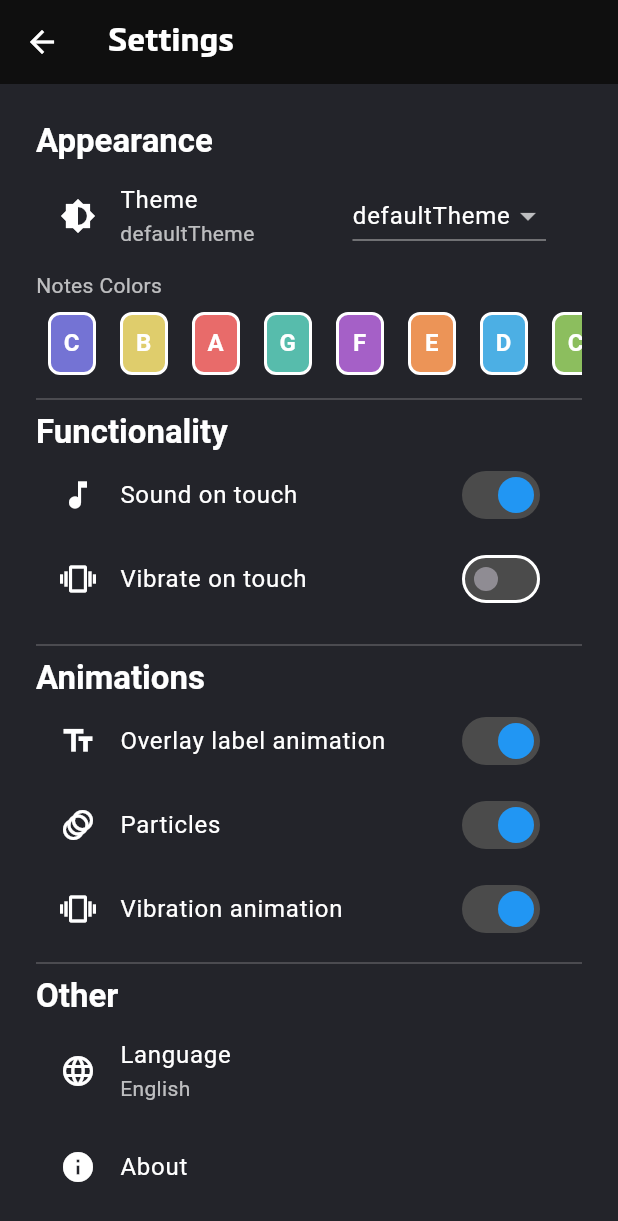
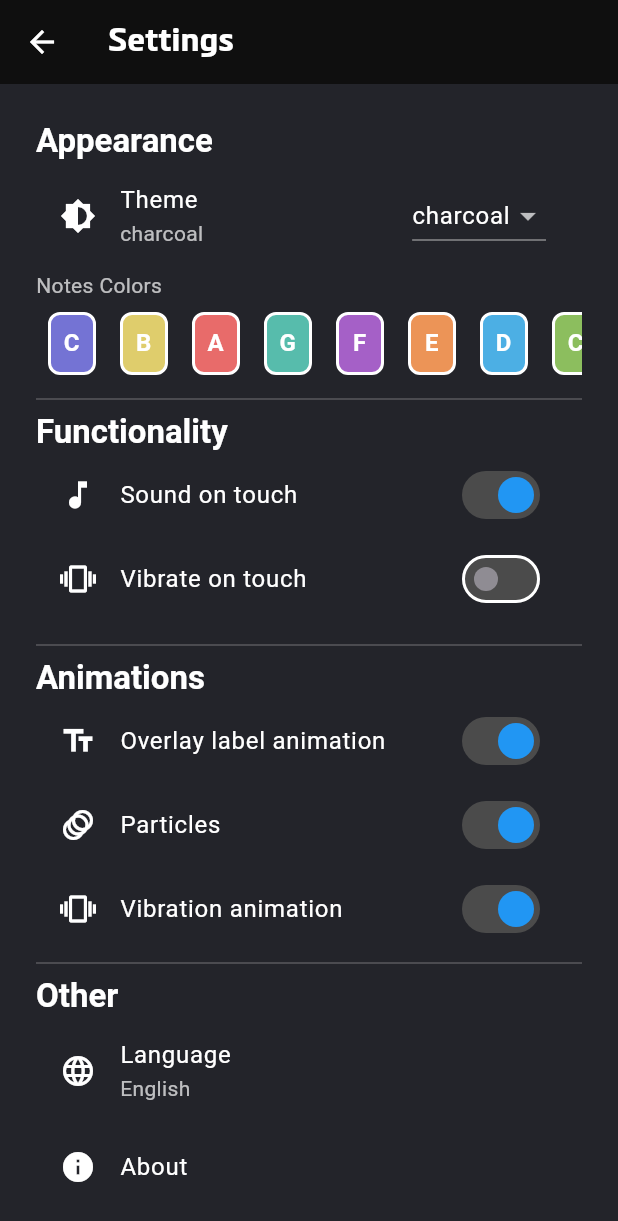
Before and after one commit to Eduar2TC/xylophone, a Flutter app: the screen it shows after launch, after a tap on the "settings" icon, on a phone screen of 412 x 824 dp. Shown: the top 1221 px of the screen. Run offline on Flutter 3.47's test engine with Material 3 defaults, Android fonts, the phone set to English and light mode, and no system bars; our stand-ins replace audioplayers, flutter_colorpicker, shared_preferences; missing offline and left inert: flutter_shake_animated.

Commit message:
refactor: Theme system improvements and localization updates
- Implement Material 3 dark theme with charcoal theme
- Add theme provider extension pattern
- Fix dark mode icon visibility
- Update localization files

```diff
--- a/lib/core/constants/app_themes.dart
+++ b/lib/core/constants/app_themes.dart
@@ -1,7 +1,7 @@
 import 'package:flutter/material.dart';
 
 class AppThemes {
-  static final ThemeData defaultTheme = ThemeData(
+  static final ThemeData charcoal = ThemeData(
     brightness: Brightness.dark,
     primaryColor: const Color(0xFF23242a),
     scaffoldBackgroundColor: const Color(0xFF23242a),
--- a/lib/core/l10n/arb/intl_en.arb
+++ b/lib/core/l10n/arb/intl_en.arb
@@ -21,6 +21,8 @@
   "reset_colors": "Reset colors?",
   "are_you_sure_you_want_to_reset_the_colors_of_the_notes": "Are you sure you want to reset the colors of the notes?",
   "note_label_animation": "Overlay label animation",
-  "other": "Other"
+  "other": "Other",
+  "particles": "Particles",
+  "vibration_animation": "Vibration animation"
 
 }
--- a/lib/core/l10n/arb/intl_es.arb
+++ b/lib/core/l10n/arb/intl_es.arb
@@ -21,5 +21,7 @@
   "reset_colors": "¿Restablecer colores?",
   "are_you_sure_you_want_to_reset_the_colors_of_the_notes": "¿Estás seguro de que deseas restablecer los colores de las notas?",
   "note_label_animation": "Animación de letra de la nota",
-  "other": "Otro"
+  "other": "Otro",
+  "particles": "Particulas",
+  "vibration_animation": "Animación de Vibración"
 }
--- a/lib/providers/notes_provider.dart
+++ b/lib/providers/notes_provider.dart
@@ -4,7 +4,7 @@ import 'package:xylophone/core/helpers/prefs_helper.dart';
 import 'package:xylophone/core/models/note_data.dart';
 
 class NotesProvider extends ChangeNotifier {
-  List<NoteData> notes = List<NoteData>.from(noteList); //TODO: Make persistent from SharedPreferences
+  List<NoteData> notes = List<NoteData>.from(noteList);
 
   NotesProvider() {
     lodadColors();
--- a/lib/providers/theme_provider.dart
+++ b/lib/providers/theme_provider.dart
@@ -2,22 +2,79 @@ import 'package:flutter/material.dart';
 import 'package:xylophone/core/constants/app_themes.dart';
 import 'package:xylophone/core/helpers/prefs_helper.dart';
 
-enum AppTheme { defaultTheme, light, dark, system, ocean }
+enum AppTheme { charcoal, light, dark, system, ocean }
+
+extension AppThemeExtension on AppTheme {
+  String get storageKey => toString().split('.').last;
+
+  static AppTheme fromStorageKey(String key) =>
+      AppTheme.values.firstWhere(
+        (e) => e.storageKey == key,
+        orElse: () => AppTheme.charcoal,
+      );
+}
 
 class ThemeProvider extends ChangeNotifier {
-  AppTheme _currentTheme = AppTheme.defaultTheme;
+  static final Map<AppTheme, ThemeData> _themeMap = {
+    AppTheme.charcoal: AppThemes.charcoal,
+    AppTheme.light: AppThemes.lightTheme,
+    AppTheme.dark: ThemeData(
+      brightness: Brightness.dark,
+      useMaterial3: true,
+      scaffoldBackgroundColor: const Color(0xFF1a1a1a),
+      primaryColor: const Color(0xFF1a1a1a),
+      colorScheme: const ColorScheme.dark(
+        brightness: Brightness.dark,
+        primary: Color(0xFF1a1a1a),
+        surface: Color(0xFF2a2a2a),
+        surfaceContainer: Color(0xFF2a2a2a),
+        secondary: Color(0xFF2a2a2a),
+      ),
+      appBarTheme: const AppBarTheme(
+        backgroundColor: Color(0xFF0F0F0F),
+        foregroundColor: Colors.white,
+        elevation: 0,
+      ),
+      switchTheme: SwitchThemeData(
+        thumbColor: WidgetStateProperty.all<Color>(const Color(0xff8f8c93)),
+        trackColor: WidgetStateProperty.all<Color>(const Color(0xff4b4b4b)),
+      ),
+      iconTheme: const IconThemeData(color: Colors.white),
+      textTheme: const TextTheme(
+        bodyLarge: TextStyle(color: Colors.white),
+        bodyMedium: TextStyle(color: Colors.white70),
+        displayLarge: TextStyle(color: Colors.white),
+        displayMedium: TextStyle(color: Colors.white),
+        displaySmall: TextStyle(color: Colors.white),
+        headlineLarge: TextStyle(color: Colors.white),
+        headlineMedium: TextStyle(color: Colors.white),
+        headlineSmall: TextStyle(color: Colors.white),
+        titleLarge: TextStyle(color: Colors.white),
+        titleMedium: TextStyle(color: Colors.white),
+        titleSmall: TextStyle(color: Colors.white),
+      ),
+    ),
+    AppTheme.ocean: AppThemes.ocean,
+  };
+
+  static final Map<AppTheme, ThemeMode> _themeModeMap = {
+    AppTheme.light: ThemeMode.light,
+    AppTheme.dark: ThemeMode.dark,
+    AppTheme.system: ThemeMode.system,
+    AppTheme.charcoal: ThemeMode.dark,
+    AppTheme.ocean: ThemeMode.dark,
+  };
+
+  AppTheme _currentTheme = AppTheme.charcoal;
 
   ThemeProvider() {
     loadTheme();
   }
 
   Future<void> loadTheme() async {
-    final theme = (await PrefsHelper.prefs).getString('app_theme');
-    if (theme != null) {
-      _currentTheme = AppTheme.values.firstWhere(
-        (e) => e.toString().split('.').last == theme,
-        orElse: () => AppTheme.defaultTheme,
-      );
+    final themeKey = (await PrefsHelper.prefs).getString('app_theme');
+    if (themeKey != null) {
+      _currentTheme = AppThemeExtension.fromStorageKey(themeKey);
     }
     notifyListeners();
   }
@@ -26,38 +83,57 @@ class ThemeProvider extends ChangeNotifier {
 
   Future<void> setTheme(AppTheme theme) async {
     _currentTheme = theme;
-    (await PrefsHelper.prefs).setString('app_theme', theme.toString().split('.').last);
+    (await PrefsHelper.prefs).setString('app_theme', theme.storageKey);
     notifyListeners();
   }
 
-  ThemeMode get themeMode {
-    switch (_currentTheme) {
-      case AppTheme.light:
-        return ThemeMode.light;
-      case AppTheme.dark:
-        return ThemeMode.dark;
-      case AppTheme.system:
-        return ThemeMode.system;
-      case AppTheme.defaultTheme:
-        return ThemeMode.dark;
-      default:
-        return ThemeMode.system;
-    }
-  }
+  ThemeMode get themeMode => _themeModeMap[_currentTheme] ?? ThemeMode.system;
 
   ThemeData get themeData {
-    switch (_currentTheme) {
-      case AppTheme.defaultTheme:
-        return AppThemes.defaultTheme;
-      case AppTheme.light:
-        return ThemeData.light();
-      case AppTheme.dark:
-        return ThemeData.dark();
-      case AppTheme.ocean:
-        return AppThemes.ocean;
-      case AppTheme.system:
-      default:
-        return AppThemes.defaultTheme;
+    if (_currentTheme == AppTheme.system) {
+      final platformBrightness = WidgetsBinding.instance.platformDispatcher.platformBrightness;
+      if (platformBrightness == Brightness.dark) {
+        return ThemeData(
+          brightness: Brightness.dark,
+          useMaterial3: true,
+          scaffoldBackgroundColor: const Color(0xFF1a1a1a),
+          primaryColor: const Color(0xFF1a1a1a),
+          colorScheme: const ColorScheme.dark(
+            brightness: Brightness.dark,
+            primary: Color(0xFF1a1a1a),
+            surface: Color(0xFF2a2a2a),
+            surfaceContainer: Color(0xFF2a2a2a),
+            secondary: Color(0xFF2a2a2a),
+          ),
+          appBarTheme: const AppBarTheme(
+            backgroundColor: Color(0xFF0F0F0F),
+            foregroundColor: Colors.white,
+            elevation: 0,
+          ),
+          switchTheme: SwitchThemeData(
+            thumbColor: WidgetStateProperty.all<Color>(const Color(0xff8f8c93)),
+            trackColor: WidgetStateProperty.all<Color>(const Color(0xff4b4b4b)),
+          ),
+          iconTheme: const IconThemeData(color: Colors.white),
+          textTheme: const TextTheme(
+            bodyLarge: TextStyle(color: Colors.white),
+            bodyMedium: TextStyle(color: Colors.white70),
+            displayLarge: TextStyle(color: Colors.white),
+            displayMedium: TextStyle(color: Colors.white),
+            displaySmall: TextStyle(color: Colors.white),
+            headlineLarge: TextStyle(color: Colors.white),
+            headlineMedium: TextStyle(color: Colors.white),
+            headlineSmall: TextStyle(color: Colors.white),
+            titleLarge: TextStyle(color: Colors.white),
+            titleMedium: TextStyle(color: Colors.white),
+            titleSmall: TextStyle(color: Colors.white),
+          ),
+        );
+      } else {
+        return AppThemes.lightTheme;
+      }
     }
+
+    return _themeMap[_currentTheme] ?? AppThemes.charcoal;
   }
 }
--- a/lib/ui/screens/settings_screen/settings_screen.dart
+++ b/lib/ui/screens/settings_screen/settings_screen.dart
@@ -271,7 +271,7 @@ class SettingsScreen extends StatelessWidget {
               ListTile(
                 leading: Icon(Icons.animation, color: theme.iconTheme.color),
                 title: Text(
-                  "Particles",
+                  locale.particles,
                   style: theme.textTheme.bodyLarge,
                 ),
                 trailing: Switch(
@@ -285,7 +285,7 @@ class SettingsScreen extends StatelessWidget {
               ListTile(
                 leading: Icon(Icons.vibration_outlined, color: theme.iconTheme.color),
                 title: Text(
-                  "Vibration animation",
+                  locale.vibration_animation,
                   style: theme.textTheme.bodyLarge,
                 ),
                 trailing: Switch(
--- a/lib/ui/screens/xylophone_screen/xylophone_app_screen.dart
+++ b/lib/ui/screens/xylophone_screen/xylophone_app_screen.dart
@@ -207,7 +207,6 @@ class _XylophoneAppScreenState extends State<XylophoneAppScreen> with TickerProv
                                     'XIPHONE',
                                     style: TextStyle(
                                       fontFamily: 'MetronicProBold',
-                                      color: Colors.white,
                                       fontSize: 25,
                                       fontWeight: FontWeight.bold,
                                     ),
@@ -258,7 +257,7 @@ class _XylophoneAppScreenState extends State<XylophoneAppScreen> with TickerProv
                                     ),
                                   ),
                                 ),
-                              ],
+                            ],
                       ),
                     ),
                   ],
@@ -270,7 +269,7 @@ class _XylophoneAppScreenState extends State<XylophoneAppScreen> with TickerProv
                   right: 10,
                   child: IconButton(
                     highlightColor: Colors.lightBlueAccent.withAlpha(50),
-                    icon: const Icon(Icons.settings, color: Colors.white, size: 52),
+                    icon: const Icon(Icons.settings, size: 52),
                     onPressed: () {
                       Navigator.of(context).push(
                         MaterialPageRoute(builder: (_) => const SettingsScreen()),
```
Also changed, not shown: lib/core/l10n/arb_output/generated/app_localizations.dart, lib/core/l10n/arb_output/generated/app_localizations_en.dart, lib/core/l10n/arb_output/generated/app_localizations_es.dart.
